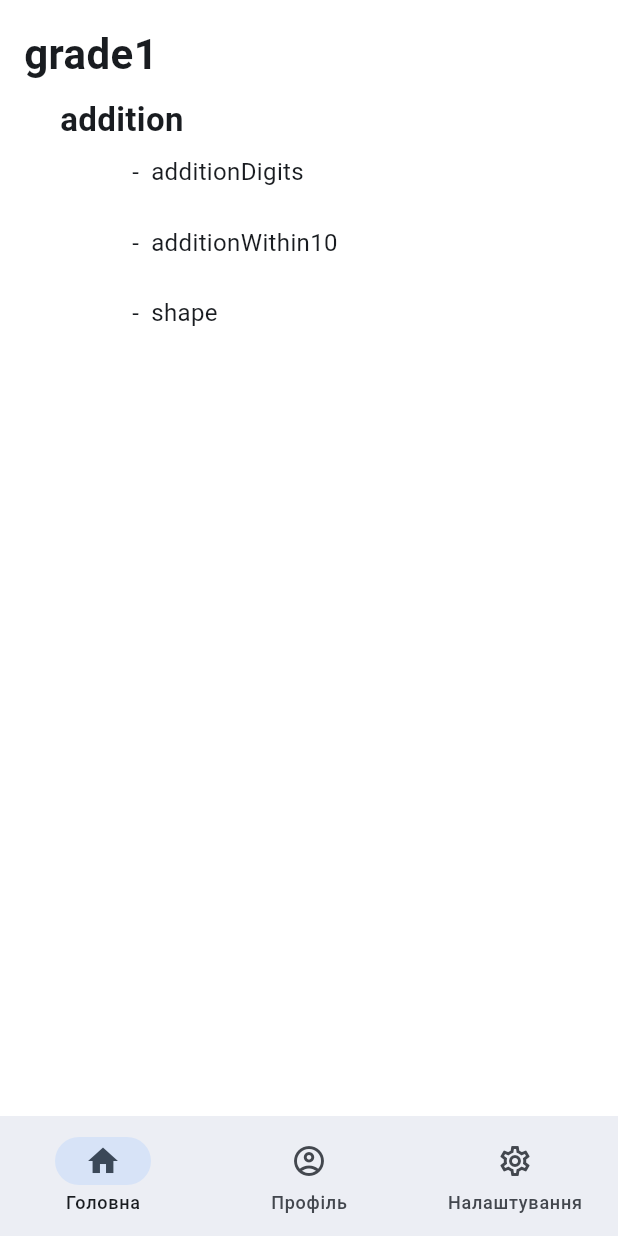
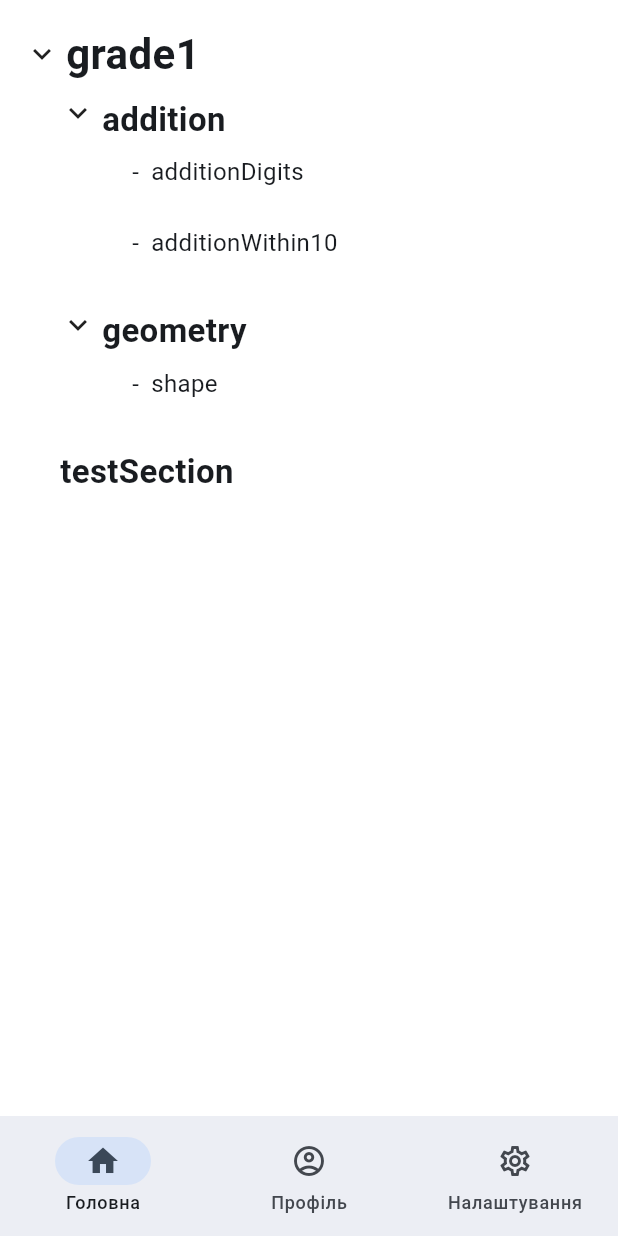
Before and after one commit to uazamula/school_tasks, a Flutter app: the screen it shows after launch, on a phone screen of 412 x 824 dp. Run offline on Flutter 3.47's test engine with Material 3 defaults, Android fonts, the light colour scheme and no system bars; our stand-ins replace emoji_picker_flutter, flutter_riverpod, go_router, riverpod_annotation, shared_preferences; generated files the repository leaves out were written again.

Commit message:
v.0.5.1 Робота з деревом і контентом DONE: Згортання-розгортання секцій TODO: упорядкування контенту (v. 0.5.2)
Перед commit виконуємо три команди:
dart format .
flutter analyze
dart run build_runner build --delete-conflicting-outputs

```diff
--- a/lib/features/learning/data/learning_content.dart
+++ b/lib/features/learning/data/learning_content.dart
@@ -33,6 +33,14 @@ abstract final class LearningContent {
               titleKey: 'additionWithin10',
               type: LearningNodeType.topic,
             ),
+          ],
+        ),
+
+        LearningNode(
+          id: 'geometry',
+          titleKey: 'geometry',
+          type: LearningNodeType.section,
+          children: [
             LearningNode(
               id: 'shapes',
               titleKey: 'shape',
@@ -40,10 +48,15 @@ abstract final class LearningContent {
             ),
           ],
         ),
+
+        LearningNode(
+          id: 'test_section',
+          titleKey: 'testSection',
+          type: LearningNodeType.section,
+        ),
       ],
     ),
   ];
-
   static const List<TaskData> additionWithin10Data = [
     ChoiceTaskData(
       condition: 'Скільки буде 2 + 2?',
@@ -149,4 +162,8 @@ abstract final class LearningContent {
       ),
     ),
   ];
+
+  static Topic getTopic(String topicId) {
+    return topics.firstWhere((topic) => topic.id == topicId);
+  }
 }
--- a/lib/features/learning/presentation/pages/learning_page.dart
+++ b/lib/features/learning/presentation/pages/learning_page.dart
@@ -31,10 +31,7 @@ class _LearningPageState extends State<LearningPage> {
   void initState() {
     super.initState();
 
-    _topic = LearningContent.topics.firstWhere(
-      (topic) => topic.id == widget.topicId,
-    );
-
+    _topic = LearningContent.getTopic(widget.topicId);
     _startedAt = DateTime.now();
 
     _attempt = _attemptGenerator.generate(_topic);
@@ -70,14 +67,6 @@ class _LearningPageState extends State<LearningPage> {
       ),
     );
   }
-
-  // TopicAttempt _createAttempt() {
-  //   final topic = LearningContent.topics.firstWhere(
-  //     (topic) => topic.id == widget.topicId,
-  //   );
-  //
-  //   return _attemptGenerator.generate(topic);
-  // }
 
   void _onTaskAnswered(TaskResult<dynamic> result) {
     final currentTask = _attempt.currentTask;
--- a/lib/features/learning/presentation/widgets/learning_node_widget.dart
+++ b/lib/features/learning/presentation/widgets/learning_node_widget.dart
@@ -1,12 +1,13 @@
 import 'package:flutter/material.dart';
 import 'package:school_tasks/features/learning/domain/topic_result.dart';
+
 import '../../../../core/theme/app_spacing.dart';
 import '../../../../core/theme/app_text_styles.dart';
 import '../../domain/learning_node.dart';
 import '../../domain/learning_node_type.dart';
 import 'topic_result_indicator.dart';
 
-class LearningNodeWidget extends StatelessWidget {
+class LearningNodeWidget extends StatefulWidget {
   const LearningNodeWidget({
     super.key,
     required this.node,
@@ -21,10 +22,17 @@ class LearningNodeWidget extends StatelessWidget {
   final TopicResult? Function(String topicId)? getTopicResult;
 
   @override
+  State<LearningNodeWidget> createState() => _LearningNodeWidgetState();
+}
+
+class _LearningNodeWidgetState extends State<LearningNodeWidget> {
+  bool _isExpanded = true;
+
+  @override
   Widget build(BuildContext context) {
     return Padding(
       padding: EdgeInsets.only(
-        left: level * AppSpacing.lg,
+        left: widget.level * AppSpacing.lg,
         bottom: AppSpacing.sm,
       ),
       child: Column(
@@ -32,13 +40,13 @@ class LearningNodeWidget extends StatelessWidget {
         children: [
           _buildNode(),
 
-          if (node.hasChildren)
-            ...node.children.map(
+          if (widget.node.hasChildren && _isExpanded)
+            ...widget.node.children.map(
               (child) => LearningNodeWidget(
                 node: child,
-                level: level + 1,
-                onTopicPressed: onTopicPressed,
-                getTopicResult: getTopicResult,
+                level: widget.level + 1,
+                onTopicPressed: widget.onTopicPressed,
+                getTopicResult: widget.getTopicResult,
               ),
             ),
         ],
@@ -47,33 +55,70 @@ class LearningNodeWidget extends StatelessWidget {
   }
 
   Widget _buildNode() {
-    switch (node.type) {
+    switch (widget.node.type) {
       case LearningNodeType.knowledgeLevel:
-        return Text(node.titleKey, style: AppTextStyles.headline);
+        return _buildExpandableNode(
+          child: Text(widget.node.titleKey, style: AppTextStyles.headline),
+        );
 
       case LearningNodeType.section:
-        return Padding(
-          padding: const EdgeInsets.only(top: AppSpacing.sm),
-          child: Text(node.titleKey, style: AppTextStyles.title),
+        return _buildExpandableNode(
+          child: Padding(
+            padding: const EdgeInsets.only(top: AppSpacing.sm),
+            child: Text(widget.node.titleKey, style: AppTextStyles.title),
+          ),
         );
 
       case LearningNodeType.topic:
         return InkWell(
-          onTap: () => onTopicPressed?.call(node),
+          onTap: () => widget.onTopicPressed?.call(widget.node),
           borderRadius: BorderRadius.circular(8),
           child: Padding(
             padding: const EdgeInsets.symmetric(vertical: AppSpacing.sm),
             child: Row(
               children: [
-                TopicResultIndicator(result: getTopicResult?.call(node.id)),
+                TopicResultIndicator(
+                  result: widget.getTopicResult?.call(widget.node.id),
+                ),
 
                 const SizedBox(width: AppSpacing.sm),
 
-                Expanded(child: Text(node.titleKey, style: AppTextStyles.body)),
+                Expanded(
+                  child: Text(widget.node.titleKey, style: AppTextStyles.body),
+                ),
               ],
             ),
           ),
         );
     }
   }
+
+  Widget _buildExpandableNode({required Widget child}) {
+    if (!widget.node.hasChildren) {
+      return child;
+    }
+
+    return InkWell(
+      onTap: () {
+        setState(() {
+          _isExpanded = !_isExpanded;
+        });
+      },
+      borderRadius: BorderRadius.circular(8),
+      child: Row(
+        mainAxisSize: MainAxisSize.min,
+        children: [
+          Icon(
+            _isExpanded
+                ? Icons.keyboard_arrow_down
+                : Icons.keyboard_arrow_right,
+          ),
+
+          const SizedBox(width: AppSpacing.xs),
+
+          child,
+        ],
+      ),
+    );
+  }
 }
```
